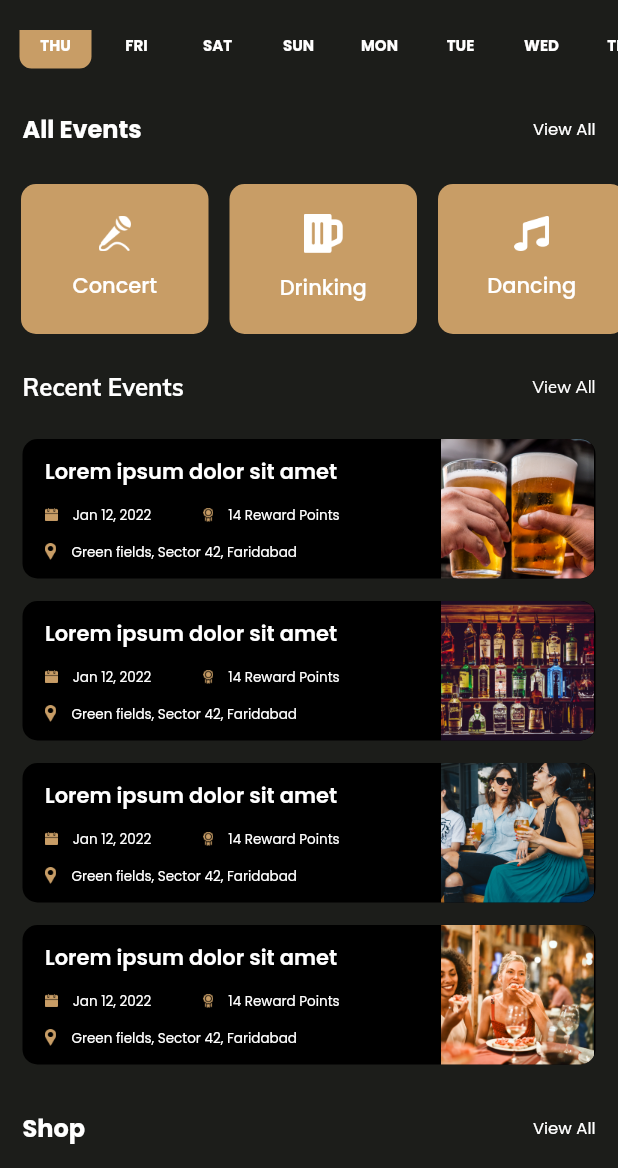
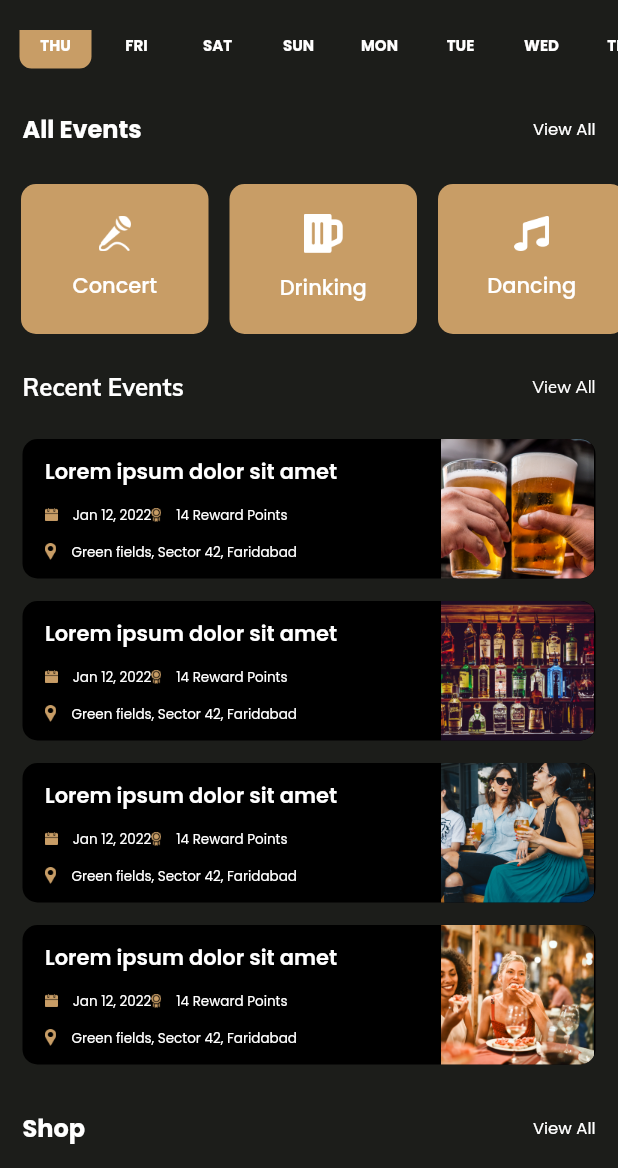
Before and after one commit to mimib00/fenwicks_pub, a Flutter app: the screen it shows once a user with an empty profile is signed in, scrolled down 295 dp, on a phone screen of 412 x 824 dp, the part 68-1236 px from its top. Run offline on Flutter 3.47's test engine with Material 2 defaults, Android fonts, the phone set to English and light mode, and no system bars; drawn by our look-alikes of date_picker_timeline; our stand-ins replace cloud_firestore, firebase_auth, firebase_core, flutter_calendar_carousel, flutter_rating_bar, get and 1 more; missing offline and left inert: fancy_drawer, staggered_grid_view_flutter; accounts and stored records are empty.

Commit message:
Incorrect use of ParentDataWidget fix

```diff
--- a/lib/routes/routes.dart
+++ b/lib/routes/routes.dart
@@ -37,7 +37,7 @@ class AppRoutes {
     ),
     GetPage(
       name: AppLinks.eventsDetailView,
-      page: () => EventsDetailView(),
+      page: () => const EventsDetailView(),
     ),
     GetPage(
       name: AppLinks.topSaleAndFutureProducts,
@@ -45,7 +45,7 @@ class AppRoutes {
     ),
     GetPage(
       name: AppLinks.productDetails,
-      page: () => ProductDetails(),
+      page: () => const ProductDetails(),
     ),
     GetPage(
       name: AppLinks.yourBag,
--- a/lib/view/drawer/my_drawer.dart
+++ b/lib/view/drawer/my_drawer.dart
@@ -131,15 +131,14 @@ class _MyDrawerState extends State<MyDrawer> with SingleTickerProviderStateMixin
   }
 }
 
-// ignore: must_be_immutable
 class DrawerTiles extends StatelessWidget {
-  DrawerTiles({
+  const DrawerTiles({
     Key? key,
     this.title,
     this.onTap,
   }) : super(key: key);
-  String? title;
-  VoidCallback? onTap;
+  final String? title;
+  final VoidCallback? onTap;
 
   @override
   Widget build(BuildContext context) {
--- a/lib/view/events/events.dart
+++ b/lib/view/events/events.dart
@@ -1,7 +1,6 @@
 import 'package:fenwicks_pub/controller/events_controller/events_controller.dart';
 import 'package:fenwicks_pub/controller/shop_controller.dart';
 import 'package:fenwicks_pub/model/events_model/events_model.dart';
-import 'package:fenwicks_pub/model/product.dart';
 import 'package:fenwicks_pub/routes/routes.dart';
 import 'package:fenwicks_pub/view/constant/color.dart';
 import 'package:fenwicks_pub/view/constant/images.dart';
@@ -29,7 +28,6 @@ class Events extends StatelessWidget {
       builder: (controller) {
         return MyDrawer(
           child: ListView(
-            shrinkWrap: true,
             physics: const BouncingScrollPhysics(),
             padding: const EdgeInsets.symmetric(
               vertical: 15,
@@ -300,16 +298,13 @@ class RecentEventsWidget extends StatelessWidget {
                     ),
                     Row(
                       children: [
-                        Expanded(
-                          flex: 4,
-                          child: Row(
+                        Row(
                           children: [
                             Image.asset(
                               kCalendarIcon,
                               height: 8.69,
                             ),
-                              Expanded(
-                                child: MyText(
+                            MyText(
                               paddingLeft: 10,
                               text: '$date',
                               size: 9,
@@ -318,20 +313,15 @@ class RecentEventsWidget extends StatelessWidget {
                               weight: FontWeight.w400,
                               fontFamily: 'Poppins',
                             ),
-                              ),
                           ],
                         ),
-                        ),
-                        Expanded(
-                          flex: 6,
-                          child: Row(
+                        Row(
                           children: [
                             Image.asset(
                               kBadgeIcon,
                               height: 9.07,
                             ),
-                              Expanded(
-                                child: MyText(
+                            MyText(
                               paddingLeft: 10,
                               text: '$score',
                               size: 9,
@@ -340,9 +330,7 @@ class RecentEventsWidget extends StatelessWidget {
                               weight: FontWeight.w400,
                               fontFamily: 'Poppins',
                             ),
-                              ),
                           ],
-                          ),
                         ),
                       ],
                     ),
@@ -352,8 +340,7 @@ class RecentEventsWidget extends StatelessWidget {
                           kLocationIcon,
                           height: 11.28,
                         ),
-                        Expanded(
-                          child: MyText(
+                        MyText(
                           paddingLeft: 10,
                           text: '$location',
                           size: 9,
@@ -361,7 +348,6 @@ class RecentEventsWidget extends StatelessWidget {
                           overFlow: TextOverflow.ellipsis,
                           weight: FontWeight.w400,
                           fontFamily: 'Poppins',
-                          ),
                         ),
                       ],
                     ),
--- a/lib/view/your_bag/your_bag.dart
+++ b/lib/view/your_bag/your_bag.dart
@@ -49,7 +49,7 @@ class YourBag extends StatelessWidget {
           ),
         ],
       ),
-      bottomNavigationBar: TotalPriceAndOrderNow(),
+      bottomNavigationBar: const TotalPriceAndOrderNow(),
     );
   }
 }
```
Lines whose indentation alone changed are shown as unchanged.
